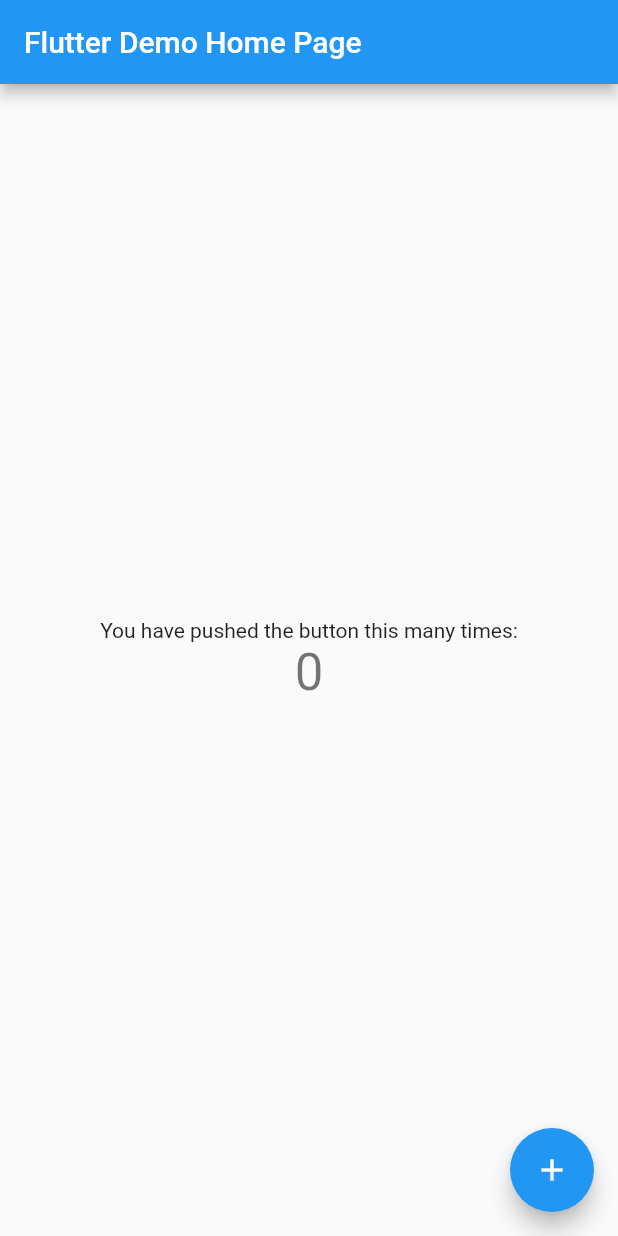
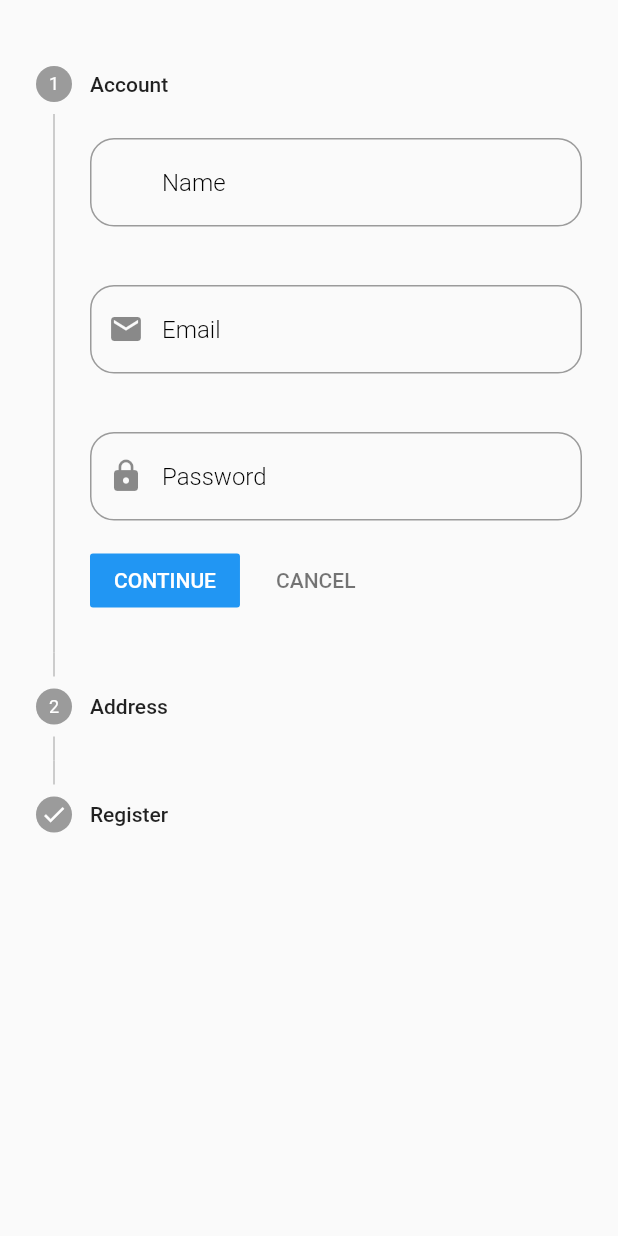
Before and after one commit to NourAhmadJob/pharmacy, a Flutter app: the screen it shows after launch, on a phone screen of 412 x 824 dp. Run offline on Flutter 3.47's test engine with Material 2 defaults, Android fonts, the phone set to English and light mode, and no system bars.

Commit message:
This is the Admain Screen

```diff
--- a/lib/main.dart
+++ b/lib/main.dart
@@ -1,115 +1,24 @@
 import 'package:flutter/material.dart';
+
+import 'pharmacyMangement/admain/presentation/screen/auth/add_admain.dart';
 
 void main() {
   runApp(const MyApp());
 }
 
 class MyApp extends StatelessWidget {
+
   const MyApp({super.key});
-
   // This widget is the root of your application.
   @override
   Widget build(BuildContext context) {
     return MaterialApp(
       title: 'Flutter Demo',
       theme: ThemeData(
-        // This is the theme of your application.
-        //
-        // Try running your application with "flutter run". You'll see the
-        // application has a blue toolbar. Then, without quitting the app, try
-        // changing the primarySwatch below to Colors.green and then invoke
-        // "hot reload" (press "r" in the console where you ran "flutter run",
-        // or simply save your changes to "hot reload" in a Flutter IDE).
-        // Notice that the counter didn't reset back to zero; the application
-        // is not restarted.
+
         primarySwatch: Colors.blue,
       ),
-      home: const MyHomePage(title: 'Flutter Demo Home Page'),
+      home:  Admin_Register(),
     );
   }
 }
-
-class MyHomePage extends StatefulWidget {
-  const MyHomePage({super.key, required this.title});
-
-  // This widget is the home page of your application. It is stateful, meaning
-  // that it has a State object (defined below) that contains fields that affect
-  // how it looks.
-
-  // This class is the configuration for the state. It holds the values (in this
-  // case the title) provided by the parent (in this case the App widget) and
-  // used by the build method of the State. Fields in a Widget subclass are
-  // always marked "final".
-
-  final String title;
-
-  @override
-  State<MyHomePage> createState() => _MyHomePageState();
-}
-
-class _MyHomePageState extends State<MyHomePage> {
-  int _counter = 0;
-
-  void _incrementCounter() {
-    setState(() {
-      // This call to setState tells the Flutter framework that something has
-      // changed in this State, which causes it to rerun the build method below
-      // so that the display can reflect the updated values. If we changed
-      // _counter without calling setState(), then the build method would not be
-      // called again, and so nothing would appear to happen.
-      _counter++;
-    });
-  }
-
-  @override
-  Widget build(BuildContext context) {
-    // This method is rerun every time setState is called, for instance as done
-    // by the _incrementCounter method above.
-    //
-    // The Flutter framework has been optimized to make rerunning build methods
-    // fast, so that you can just rebuild anything that needs updating rather
-    // than having to individually change instances of widgets.
-    return Scaffold(
-      appBar: AppBar(
-        // Here we take the value from the MyHomePage object that was created by
-        // the App.build method, and use it to set our appbar title.
-        title: Text(widget.title),
-      ),
-      body: Center(
-        // Center is a layout widget. It takes a single child and positions it
-        // in the middle of the parent.
-        child: Column(
-          // Column is also a layout widget. It takes a list of children and
-          // arranges them vertically. By default, it sizes itself to fit its
-          // children horizontally, and tries to be as tall as its parent.
-          //
-          // Invoke "debug painting" (press "p" in the console, choose the
-          // "Toggle Debug Paint" action from the Flutter Inspector in Android
-          // Studio, or the "Toggle Debug Paint" command in Visual Studio Code)
-          // to see the wireframe for each widget.
-          //
-          // Column has various properties to control how it sizes itself and
-          // how it positions its children. Here we use mainAxisAlignment to
-          // center the children vertically; the main axis here is the vertical
-          // axis because Columns are vertical (the cross axis would be
-          // horizontal).
-          mainAxisAlignment: MainAxisAlignment.center,
-          children: <Widget>[
-            const Text(
-              'You have pushed the button this many times:',
-            ),
-            Text(
-              '$_counter',
-              style: Theme.of(context).textTheme.headlineMedium,
-            ),
-          ],
-        ),
-      ),
-      floatingActionButton: FloatingActionButton(
-        onPressed: _incrementCounter,
-        tooltip: 'Increment',
-        child: const Icon(Icons.add),
-      ), // This trailing comma makes auto-formatting nicer for build methods.
-    );
-  }
-}
--- /dev/null
+++ b/lib/pharmacyMangement/admain/presentation/screen/auth/add_admain.dart
@@ -0,0 +1,242 @@
+import 'package:flutter/material.dart';
+import 'package:pharmacy_system/pharmacyMangement/admain/presentation/screen/auth/home.dart';
+import 'package:pharmacy_system/utils/widget/text_form_field.dart';
+
+class Admin_Register extends StatefulWidget {
+  @override
+  State<Admin_Register> createState() => _Admin_RegisterState();
+}
+
+class _Admin_RegisterState extends State<Admin_Register> {
+  int _index = 0;
+
+  List<Step> listStep() => [
+        Step(
+          title: const Text("Account"),
+          content: Step1Widget(),
+          isActive: _index > 0 ? true : false,
+        ),
+        Step(
+          title: const Text("Address"),
+          content: AdressScreen(),
+          isActive: _index > 1 ? true : false,
+        ),
+        Step(
+            title: const Text("Register"),
+            content: FinishRegisterScreen(),
+            state: StepState.complete),
+      ];
+  var formKey = GlobalKey<FormState>();
+
+  @override
+  Widget build(BuildContext context) {
+    return SafeArea(
+      child: Scaffold(
+        body: Container(
+          margin: const EdgeInsets.only(
+            top: 20.0,
+          ),
+          child: Column(
+            children: [
+              Expanded(
+                child: Stepper(
+                  elevation: 0.0,
+                  physics: const BouncingScrollPhysics(),
+                  // margin: const EdgeInsets.all(5.0),
+                  currentStep: _index,
+                  onStepCancel: () {
+                    if (_index == 0) {
+                      return;
+                    }
+                    setState(() {
+                      _index -= 1;
+                    });
+                  },
+                  onStepTapped: (int index) {
+                    setState(() {
+                      _index = index;
+                    });
+                  },
+                  onStepContinue: () {
+                    if (_index == 2) {
+                      print("hello 1");
+                      // call api register
+                      Navigator.push(
+                          context,
+                          MaterialPageRoute(
+                              builder: (context) => HomeScreen()));
+                      return;
+                    }
+                    setState(() {
+                      _index += 1;
+                    });
+                    ;
+                  },
+                  type: StepperType.vertical,
+                  steps: listStep(),
+                ),
+              ),
+              const SizedBox(
+                height: 20.0,
+              ),
+            ],
+          ),
+        ),
+      ),
+    );
+  }
+}
+
+class Step1Widget extends StatelessWidget {
+  TextEditingController emailController = TextEditingController();
+  TextEditingController nameController = TextEditingController();
+  TextEditingController passwordController = TextEditingController();
+
+  @override
+  Widget build(BuildContext context) {
+    return Center(
+      child: SingleChildScrollView(
+        physics: const BouncingScrollPhysics(),
+        child: Column(
+          mainAxisAlignment: MainAxisAlignment.center,
+          crossAxisAlignment: CrossAxisAlignment.start,
+          children: [
+            DefaultFormField(
+              hint: "Name",
+              controller: nameController,
+              type: TextInputType.text,
+              validate: (String? value) {
+                if (value!.isEmpty) {
+                  return "Enter Your Name";
+                }
+                return null;
+              },
+            ),
+            const SizedBox(
+              height: 39.0,
+            ),
+            DefaultFormField(
+              hint: "Email",
+              controller: emailController,
+              prefixIcon: Icons.email,
+              type: TextInputType.emailAddress,
+              validate: (String? value) {
+                if (value!.isEmpty) {
+                  return "Enter Your Email";
+                }
+                return null;
+              },
+            ),
+            const SizedBox(
+              height: 39.0,
+            ),
+            DefaultFormField(
+              hint: "Password",
+              controller: passwordController,
+              obscure: true,
+              prefixIcon: Icons.lock,
+              type: TextInputType.visiblePassword,
+              validate: (String? value) {
+                if (value!.isEmpty) {
+                  return "Enter Your Password";
+                }
+                return null;
+              },
+            ),
+          ],
+        ),
+      ),
+    );
+  }
+}
+
+class AdressScreen extends StatelessWidget {
+  TextEditingController namePharmacyController = TextEditingController();
+  TextEditingController phoneController = TextEditingController();
+  TextEditingController addressController = TextEditingController();
+
+  @override
+  Widget build(BuildContext context) {
+    return Center(
+      child: SingleChildScrollView(
+        physics: const BouncingScrollPhysics(),
+        child: Column(
+          mainAxisAlignment: MainAxisAlignment.center,
+          crossAxisAlignment: CrossAxisAlignment.start,
+          children: [
+            DefaultFormField(
+              hint: "Name Pharmacy",
+              controller: namePharmacyController,
+              type: TextInputType.text,
+              validate: (String? value) {
+                if (value!.isEmpty) {
+                  return "Enter Your Name Pharmayc";
+                }
+                return null;
+              },
+            ),
+            const SizedBox(
+              height: 39.0,
+            ),
+            DefaultFormField(
+              hint: "Address",
+              controller: addressController,
+              prefixIcon: Icons.location_on_sharp,
+              type: TextInputType.text,
+              validate: (String? value) {
+                if (value!.isEmpty) {
+                  return "Enter Your Location";
+                }
+                return null;
+              },
+            ),
+            const SizedBox(
+              height: 39.0,
+            ),
+            DefaultFormField(
+              hint: "Phone Number",
+              controller: phoneController,
+              prefixIcon: Icons.phone,
+              type: TextInputType.phone,
+              validate: (String? value) {
+                if (value!.isEmpty) {
+                  return "Enter Your Phone";
+                }
+                return null;
+              },
+            ),
+          ],
+        ),
+      ),
+    );
+  }
+}
+
+class FinishRegisterScreen extends StatelessWidget {
+  @override
+  Widget build(BuildContext context) {
+    return SingleChildScrollView(
+      child: Stack(
+        children:  [
+          const CircleAvatar(
+            radius: 180.0,
+            backgroundColor: Colors.blue,
+          ),
+          Positioned(
+            top: 280.0,
+            left: 200.0,
+            bottom: 30.0,
+            child: IconButton (
+              onPressed: () {},
+              icon: const Icon(
+                Icons.camera_alt_rounded,
+                size: 40.0,
+                color: Colors.white,
+              ),
+            ),
+          )
+        ],
+      ),
+    );
+  }
+}
--- /dev/null
+++ b/lib/utils/widget/text_form_field.dart
@@ -0,0 +1,70 @@
+import 'package:flutter/material.dart';
+
+class DefaultFormField extends StatelessWidget {
+  final TextEditingController controller;
+  final TextInputType type;
+  final  validate ;
+  bool obscure = false;
+  IconData? prefixIcon;
+  IconData? suffixIcon;
+  String? hint;
+  String? label;
+  double? borderRadius = 18.0;
+  Color? textInputColor;
+  int? maxLine;
+  Color? enableBorderColor;
+
+  DefaultFormField({
+    super.key,
+    required this.controller,
+    required this.type,
+    required this.validate,
+    this.obscure = false,
+    this.hint,
+    this.label,
+    this.borderRadius,
+    this.textInputColor,
+    this.maxLine = 1,
+    this.prefixIcon,
+    this.enableBorderColor,
+    this.suffixIcon,
+  });
+
+  @override
+  Widget build(BuildContext context) {
+    return TextFormField(
+      controller: controller,
+      keyboardType: type,
+      obscureText: obscure,
+      maxLines: maxLine,
+      validator: validate,
+      style: TextStyle(
+        color: textInputColor,
+      ),
+      decoration: InputDecoration(
+        hintText: hint,
+        prefixIcon: Icon(prefixIcon),
+        suffixIcon: Icon(suffixIcon),
+        labelText: label,
+        hintStyle: const TextStyle(
+          color: Colors.black,
+          fontSize: 16.0,
+          fontWeight: FontWeight.w300,
+        ),
+        // enabledBorder: const OutlineInputBorder(
+        //   borderSide: BorderSide(
+        //     //color: enableBorderColor!,
+        //     width: 1.0,
+        //   ),
+        // ),
+        border: OutlineInputBorder(
+          borderRadius: BorderRadius.circular(16.0),
+          borderSide: const BorderSide(
+            color: Colors.black,
+            width: 1.0 ,
+          ) ,
+        ),
+      ),
+    );
+  }
+}
```
Also changed, not shown: lib/pharmacyMangement/admain/presentation/screen/auth/home.dart (added, +12 -0 lines), lib/pharmacy_mangement/admain/presentation/screen/auth/add_admain.dart (deleted).
